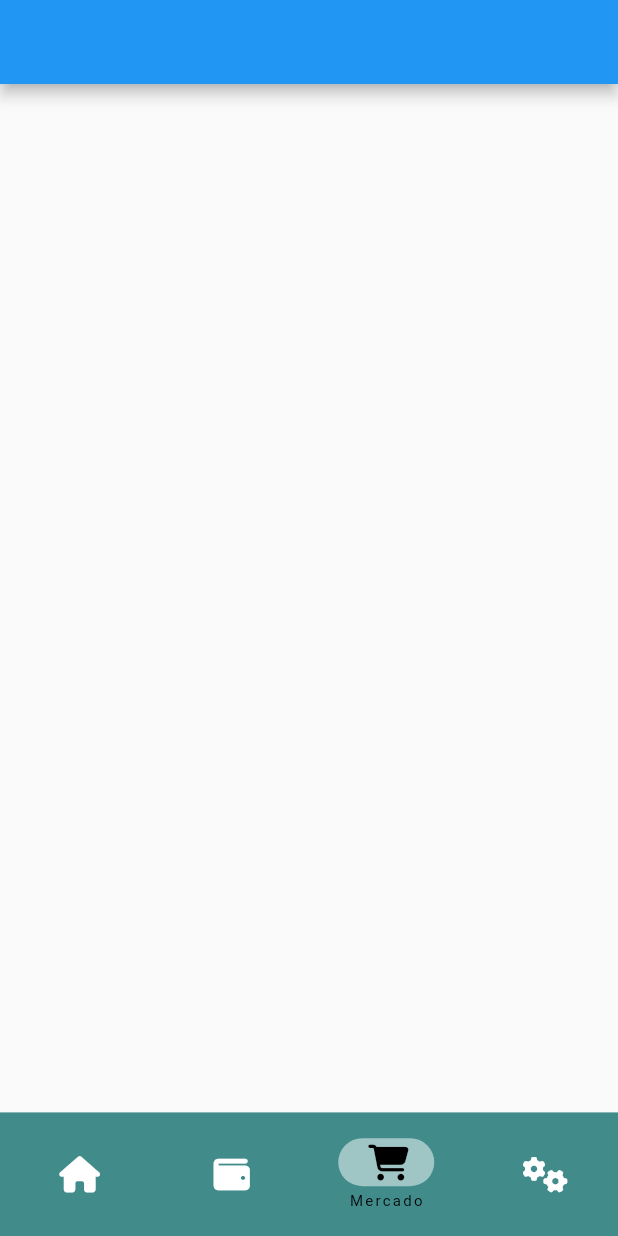
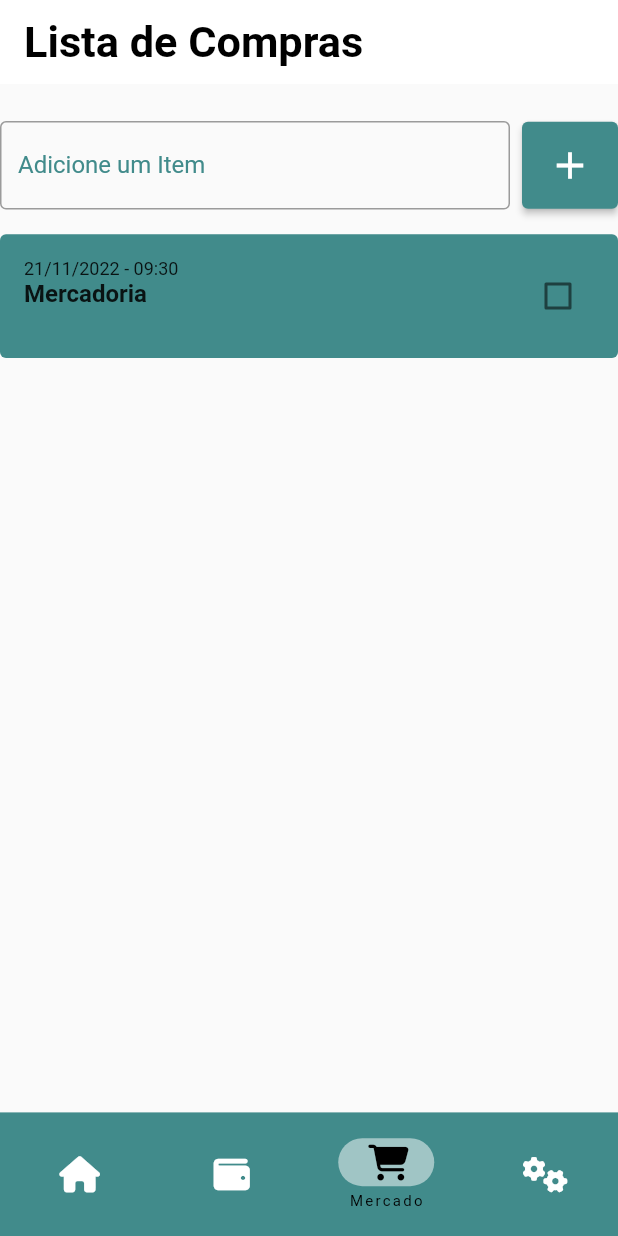
Before and after one commit to LeandroYu/resource_manager, a Flutter app: the screen it shows after launch, item 3 of the bottom bar chosen, on a phone screen of 412 x 824 dp. Run offline on Flutter 3.47's test engine with Material 2 defaults, Android fonts, the phone set to English and light mode, and no system bars; drawn by our look-alikes of flutter_slidable; our stand-ins replace firebase_core, font_awesome_flutter; accounts and stored records are empty.

Commit message:
lista de itens

```diff
--- a/lib/core/library/strings.dart
+++ b/lib/core/library/strings.dart
@@ -14,3 +14,6 @@ const String bottomNavigatorWallet = "carteira";
 
 // home_view
 const String homeViewTitle = "Bem Vindo ";
+
+// market_view
+const String marketViewTitle = "Lista de Compras";
--- a/lib/views/market/market_view.dart
+++ b/lib/views/market/market_view.dart
@@ -1,4 +1,9 @@
 import 'package:flutter/material.dart';
+import 'package:resource_manager/views/market/widgets/market_input_button.dart';
+import 'package:resource_manager/views/market/widgets/market_list_item.dart';
+import 'package:resource_manager/views/widgets/main_app_bar.dart';
+import '../../core/library/strings.dart' as strings;
+import '../../core/utils/media_query.dart' as ui;
 
 class MarketView extends StatefulWidget {
   const MarketView({Key? key}) : super(key: key);
@@ -11,14 +16,28 @@ class _MarketViewState extends State<MarketView> {
   @override
   Widget build(BuildContext context) {
     return Scaffold(
-      appBar: AppBar(
-        title: const Text(''),
-      ),
+      appBar: mainAppBar(context, label: strings.marketViewTitle),
       body: _body(context),
     );
   }
 
   Widget _body(BuildContext context) {
-    return SafeArea(child: Container());
+    return SafeArea(
+        child: SingleChildScrollView(
+      child: Padding(
+        padding: EdgeInsets.only(
+          top: ui.getHeigth(context, height: 3),
+        ),
+        child: Column(
+          children: [
+            const MarketInputButton(),
+            SizedBox(
+              height: ui.getHeigth(context, height: 50),
+              child: ListView(children: const [MarketListItem()]),
+            )
+          ],
+        ),
+      ),
+    ));
   }
 }
--- /dev/null
+++ b/lib/views/market/widgets/market_input_button.dart
@@ -0,0 +1,56 @@
+import 'package:flutter/material.dart';
+
+class MarketInputButton extends StatefulWidget {
+
+  const MarketInputButton({ Key? key }) : super(key: key);
+
+  @override
+  _MarketInputButtonState createState() => _MarketInputButtonState();
+}
+
+class _MarketInputButtonState extends State<MarketInputButton> {
+
+   @override
+   Widget build(BuildContext context) {
+       return Row(
+                children: [
+                  const Expanded(
+                    child: TextField(
+
+                      decoration: InputDecoration(
+                        border: OutlineInputBorder(),
+                        labelText: 'Adicione um Item',
+                        hintText: 'Ex: Produto',
+
+                        focusedBorder: OutlineInputBorder(
+                          borderSide: BorderSide(
+                            color: Color.fromARGB(255, 65, 139, 139),
+                            width: 2,
+                          ),
+                        ),
+                        labelStyle: TextStyle(
+                          color: Color.fromARGB(255, 65, 139, 139),
+                        ),
+                      ),
+                    ),
+                  ),
+                  const SizedBox(
+                    width: 8,
+                  ),
+                  ElevatedButton(
+                    onPressed: () {
+
+                    },
+                    style: ElevatedButton.styleFrom(
+                      primary: const Color.fromARGB(255, 65, 139, 139),
+                      padding: const EdgeInsets.all(14),
+                    ),
+                    child: const Icon(
+                      Icons.add,
+                      size: 30,
+                    ),
+                  ),
+                ],
+              );
+  }
+}
--- /dev/null
+++ b/lib/views/market/widgets/market_list_item.dart
@@ -0,0 +1,95 @@
+import 'package:flutter/material.dart';
+import 'package:flutter_slidable/flutter_slidable.dart';
+import '../../../core/utils/media_query.dart' as ui;
+import '../../../core/library/strings.dart' as strings;
+import '../../../core/utils/ui_padding.dart';
+
+class MarketListItem extends StatefulWidget {
+
+  const MarketListItem({ Key? key }) : super(key: key);
+
+  @override
+  State<MarketListItem> createState() => _MarketListItemState();
+}
+
+class _MarketListItemState extends State<MarketListItem> {
+
+  bool check = false;
+
+   @override
+   Widget build(BuildContext context) {
+       return Slidable(
+        child: Container(
+          height: ui.getHeigth(context, height: 10),
+          decoration: BoxDecoration(
+            borderRadius: BorderRadius.circular(4),
+            color: check ? Colors.grey[200] : const Color.fromARGB(255, 65, 139, 139),
+          ),
+          padding: const EdgeInsets.all(16),
+          child: Row(
+            mainAxisAlignment: MainAxisAlignment.spaceBetween,
+            children: [
+              SizedBox(
+                width: 165,
+                child: Column(
+                  crossAxisAlignment: CrossAxisAlignment.stretch,
+                  children: const [
+                    Text(
+                      ('21/11/2022 - 09:30'),
+                      style: TextStyle(
+                        fontSize: 12,
+                      ),
+                    ),
+                    Text(
+                      ('Mercadoria'),
+                      style: TextStyle(
+                        fontSize: 16,
+                        fontWeight: FontWeight.w600,
+                      ),
+                    ),
+                  ],
+                ),
+              ),
+              Checkbox(
+                  value: check,
+                  onChanged: (value) {
+                    if (check) {
+                      setState(() {
+                        check = false;
+                      });
+                    } else {
+                      setState(() {
+                        check = true;
+                      });
+                    }
+                  }),
+            ],
+          ),
+        ),
+       endActionPane: const ActionPane(
+    motion: ScrollMotion(),
+    children: [
+      SlidableAction(
+        // An action can be bigger than the others.
+        flex: 1,
+        onPressed: doNothing,
+        backgroundColor: Color.fromARGB(255, 228, 9, 9),
+        foregroundColor: Colors.white,
+        icon: Icons.delete,
+        label: strings.deleteButton,
+      ),
+      SlidableAction(
+        flex: 1,
+        onPressed: doNothing,
+        backgroundColor: Color(0xFF0392CF),
+        foregroundColor: Colors.white,
+        icon: Icons.update,
+        label: strings.updateButton,
+      ),
+    ],
+  ),
+      ).verticalPadding(2, context);
+  }
+}
+
+void doNothing(BuildContext context) {}
--- a/lib/views/widgets/main_app_bar.dart
+++ b/lib/views/widgets/main_app_bar.dart
@@ -2,6 +2,7 @@ import 'package:flutter/material.dart';
 import 'package:font_awesome_flutter/font_awesome_flutter.dart';
 
 import '../../core/utils/ui_padding.dart';
+import '../../core/utils/media_query.dart' as ui;
 
 AppBar mainAppBar(BuildContext context,
     {required String label,
@@ -20,8 +21,11 @@ AppBar mainAppBar(BuildContext context,
             : const SizedBox.shrink(),
         Text(
           label,
-          style:
-              const TextStyle(color: Colors.black, fontWeight: FontWeight.bold),
+          style: TextStyle(
+            color: Colors.black,
+            fontWeight: FontWeight.bold,
+            fontSize: ui.getHeigth(context, height: 3.5),
+          ),
         ),
       ],
     ),
--- a/pubspec.yaml
+++ b/pubspec.yaml
@@ -21,6 +21,7 @@ dependencies:
   firebase_storage: ^10.2.14
   cloud_firestore: ^3.1.13
   firebase_auth: ^3.3.16
+  flutter_slidable: ^1.2.0
 
 dev_dependencies:
   flutter_test:
```
Also changed, not shown: pubspec.lock.
